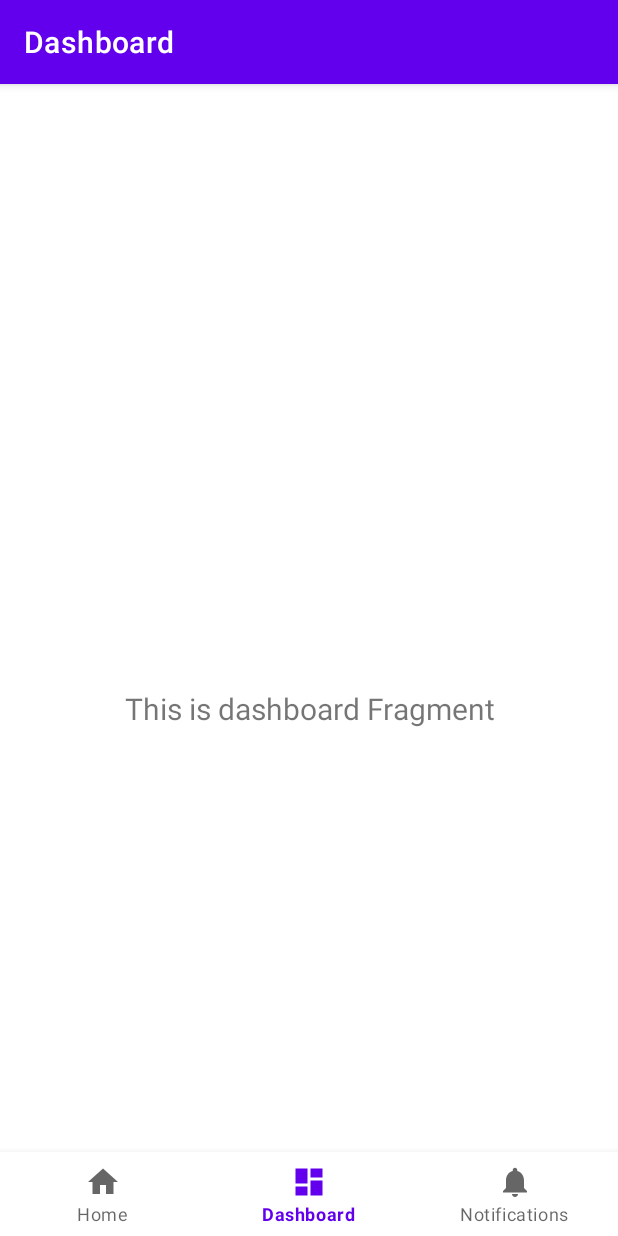
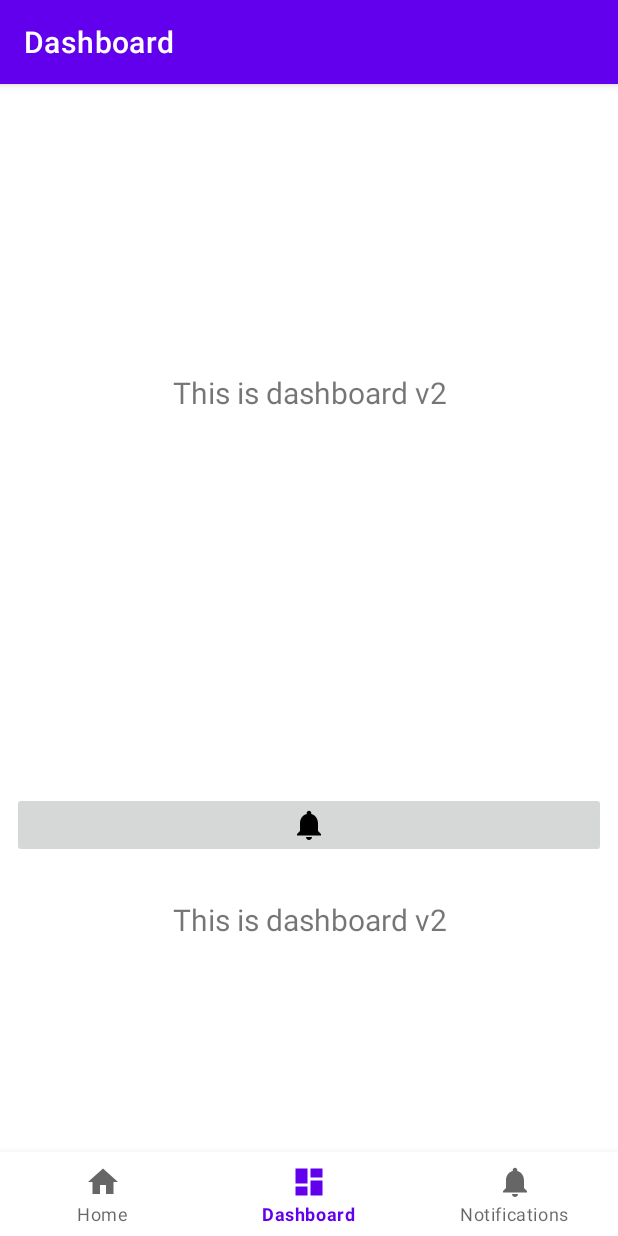
Before and after one commit to JeukHwang/madcamp-week1, an Android app: the DashboardFragment screen opened through its navigation route, on a phone screen of 412 x 824 dp. Run offline under Robolectric (Android 15) with nearby library versions, the phone set to English and light mode, and no system bars; our stand-ins replace navigation-ui.

Commit message:
feat: add TextView, ImageButton with interaction

```diff
--- a/app/src/main/AndroidManifest.xml
+++ b/app/src/main/AndroidManifest.xml
@@ -1,6 +1,8 @@
 <?xml version="1.0" encoding="utf-8"?>
 <manifest xmlns:android="http://schemas.android.com/apk/res/android"
     xmlns:tools="http://schemas.android.com/tools">
+
+    <uses-permission android:name="android.permission.READ_EXTERNAL_STORAGE" />
 
     <application
         android:allowBackup="true"
--- a/app/src/main/java/com/madcamp/week1/ui/dashboard/DashboardFragment.kt
+++ b/app/src/main/java/com/madcamp/week1/ui/dashboard/DashboardFragment.kt
@@ -4,10 +4,12 @@ import android.os.Bundle
 import android.view.LayoutInflater
 import android.view.View
 import android.view.ViewGroup
+import android.widget.ImageButton
 import android.widget.TextView
 import androidx.fragment.app.Fragment
 import androidx.lifecycle.ViewModelProvider
 import com.madcamp.week1.databinding.FragmentDashboardBinding
+import com.madcamp.week1.R
 
 class DashboardFragment : Fragment() {
 
@@ -32,6 +34,17 @@ class DashboardFragment : Fragment() {
         dashboardViewModel.text.observe(viewLifecycleOwner) {
             textView.text = it
         }
+        val textView2: TextView = binding.textDashboard2
+        dashboardViewModel.text.observe(viewLifecycleOwner) {
+            textView2.text = it
+        }
+
+        val imageButton: ImageButton = binding.imageButton
+        imageButton.setOnClickListener {
+            activity?.runOnUiThread {
+                textView2.text = getString(R.string.dashboard_text_2)
+            }
+        }
         return root
     }
 
--- a/app/src/main/java/com/madcamp/week1/ui/dashboard/DashboardViewModel.kt
+++ b/app/src/main/java/com/madcamp/week1/ui/dashboard/DashboardViewModel.kt
@@ -7,7 +7,7 @@ import androidx.lifecycle.ViewModel
 class DashboardViewModel : ViewModel() {
 
     private val _text = MutableLiveData<String>().apply {
-        value = "This is dashboard Fragment"
+        value = "This is dashboard v2"
     }
     val text: LiveData<String> = _text
 }
--- a/app/src/main/res/layout/fragment_dashboard.xml
+++ b/app/src/main/res/layout/fragment_dashboard.xml
@@ -9,14 +9,44 @@
     <TextView
         android:id="@+id/text_dashboard"
         android:layout_width="match_parent"
+        android:layout_height="27dp"
+        android:layout_marginStart="8dp"
+        android:layout_marginTop="136dp"
+        android:layout_marginEnd="8dp"
+        android:text="@string/dashboard_text"
+        android:textAlignment="center"
+        android:textSize="20sp"
+        app:layout_constraintEnd_toEndOf="parent"
+        app:layout_constraintHorizontal_bias="0.0"
+        app:layout_constraintStart_toStartOf="parent"
+        app:layout_constraintTop_toTopOf="parent" />
+
+    <TextView
+        android:id="@+id/text_dashboard2"
+        android:layout_width="match_parent"
         android:layout_height="wrap_content"
         android:layout_marginStart="8dp"
-        android:layout_marginTop="8dp"
         android:layout_marginEnd="8dp"
+        android:text="@string/dashboard_text_2"
         android:textAlignment="center"
         android:textSize="20sp"
         app:layout_constraintBottom_toBottomOf="parent"
         app:layout_constraintEnd_toEndOf="parent"
+        app:layout_constraintHorizontal_bias="0.0"
+        app:layout_constraintStart_toStartOf="parent"
+        app:layout_constraintTop_toBottomOf="@+id/imageButton"
+        app:layout_constraintVertical_bias="0.122" />
+
+    <ImageButton
+        android:id="@+id/imageButton"
+        android:layout_width="0dp"
+        android:layout_height="wrap_content"
+        android:layout_marginStart="8dp"
+        android:layout_marginTop="416dp"
+        android:layout_marginEnd="8dp"
+        android:src="@drawable/ic_notifications_black_24dp"
+        app:layout_constraintEnd_toEndOf="parent"
+        app:layout_constraintHorizontal_bias="1.0"
         app:layout_constraintStart_toStartOf="parent"
         app:layout_constraintTop_toTopOf="parent" />
 </androidx.constraintlayout.widget.ConstraintLayout>
--- a/app/src/main/res/values/strings.xml
+++ b/app/src/main/res/values/strings.xml
@@ -3,4 +3,7 @@
     <string name="title_home">Home</string>
     <string name="title_dashboard">Dashboard</string>
     <string name="title_notifications">Notifications</string>
+    <string name="dashboard_text">This is dashboard v2</string>
+    <string name="dashboard_text_2">This will be changed by button</string>
+    <string name="dashboard_text_2_changed">Wow! This text is changed by image button</string>
 </resources>
```
